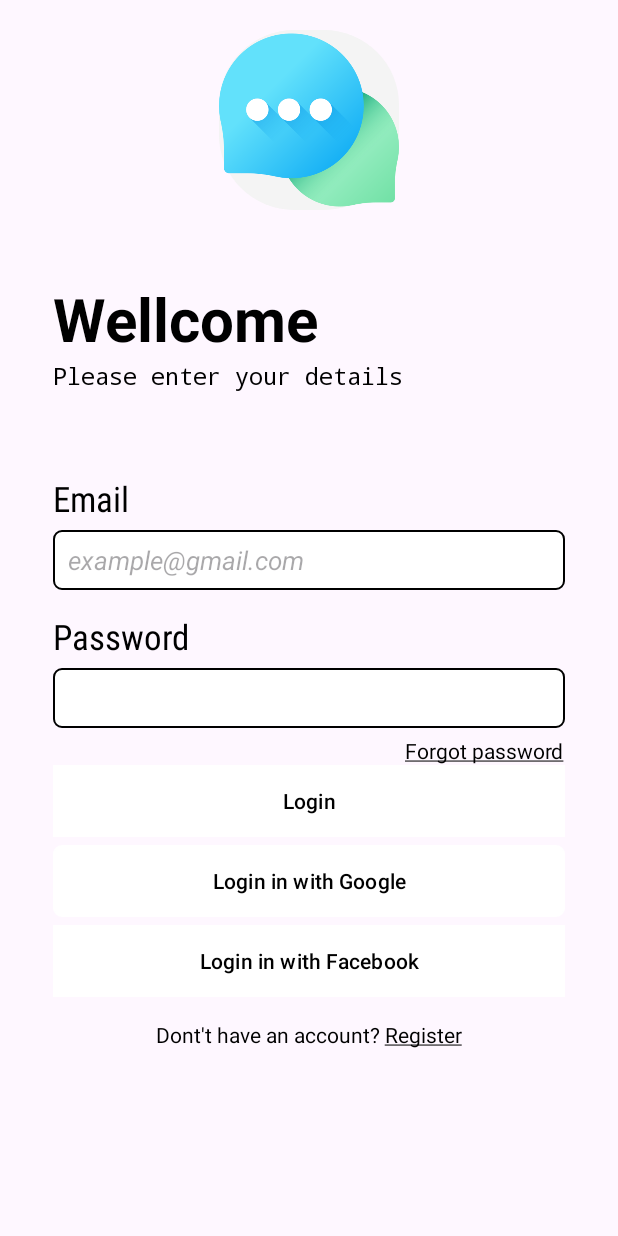
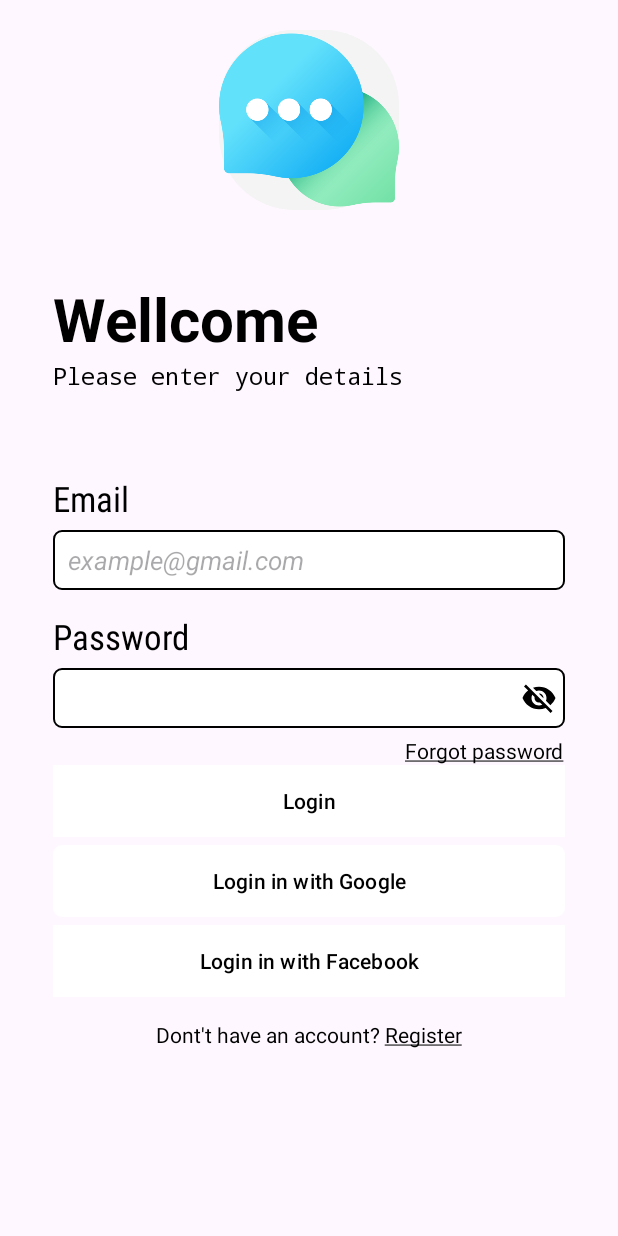
Before and after one commit to thaitrongtindev/project-small-chat-room, an Android app: the screen it shows after launch (LoginActivity), on a phone screen of 412 x 824 dp. Run offline under Robolectric (Android 15) with nearby library versions, the phone set to English and light mode, and no system bars.

Commit message:
feature visibility password

```diff
--- a/app/src/main/AndroidManifest.xml
+++ b/app/src/main/AndroidManifest.xml
@@ -12,6 +12,9 @@
         android:supportsRtl="true"
         android:theme="@style/Theme.ChatRoomSmall"
         tools:targetApi="31">
+        <activity
+            android:name=".activities.SplashScreenActivity"
+            android:exported="false" />
         <activity
             android:name=".activities.ForgetPasswordActivity"
             android:exported="false" />
--- a/app/src/main/java/com/example/chatroomsmall/activities/LoginActivity.java
+++ b/app/src/main/java/com/example/chatroomsmall/activities/LoginActivity.java
@@ -3,8 +3,10 @@ package com.example.chatroomsmall.activities;
 import androidx.appcompat.app.AppCompatActivity;
 
 import android.os.Bundle;
+import android.view.MotionEvent;
 import android.view.View;
 import android.widget.Button;
+import android.widget.EditText;
 import android.widget.Toast;
 
 import com.example.chatroomsmall.R;
@@ -12,12 +14,36 @@ import com.example.chatroomsmall.R;
 public class LoginActivity extends AppCompatActivity {
 
     private Button btnLogin;
+    private EditText edtPassword;
+    private boolean isPasswordVisible = false;
+
     @Override
     protected void onCreate(Bundle savedInstanceState) {
         super.onCreate(savedInstanceState);
         setContentView(R.layout.activity_login);
 
         btnLogin = findViewById(R.id.btn_login);
+        edtPassword = findViewById(R.id.edt_password);
+        edtPassword.setOnClickListener(new View.OnClickListener() {
+            @Override
+            public void onClick(View view) {
+                // Xác định trạng thái hiện tại của mật khẩu và cập nhật nó
+                isPasswordVisible = !isPasswordVisible;
+                if (isPasswordVisible) {
+                    // Hiển thị mật khẩu
+                    edtPassword.setInputType(android.text.InputType.TYPE_TEXT_VARIATION_VISIBLE_PASSWORD);
+                    edtPassword.setCompoundDrawablesRelativeWithIntrinsicBounds(0, 0, R.drawable.ic_visibility_off, 0);
+
+
+                } else {
+                    // Ẩn mật khẩu
+                    edtPassword.setInputType(android.text.InputType.TYPE_CLASS_TEXT | android.text.InputType.TYPE_TEXT_VARIATION_PASSWORD);
+                    edtPassword.setCompoundDrawablesRelativeWithIntrinsicBounds(0, 0, R.drawable.ic_eye, 0);
+                }
+            }
+        });
+
+
         btnLogin.setOnClickListener(new View.OnClickListener() {
             @Override
             public void onClick(View view) {
--- /dev/null
+++ b/app/src/main/res/drawable/ic_eye.xml
@@ -0,0 +1,5 @@
+<vector android:height="24dp" android:tint="#000000"
+    android:viewportHeight="24" android:viewportWidth="24"
+    android:width="24dp" xmlns:android="http://schemas.android.com/apk/res/android">
+    <path android:fillColor="@android:color/white" android:pathData="M12,4.5C7,4.5 2.73,7.61 1,12c1.73,4.39 6,7.5 11,7.5s9.27,-3.11 11,-7.5c-1.73,-4.39 -6,-7.5 -11,-7.5zM12,17c-2.76,0 -5,-2.24 -5,-5s2.24,-5 5,-5 5,2.24 5,5 -2.24,5 -5,5zM12,9c-1.66,0 -3,1.34 -3,3s1.34,3 3,3 3,-1.34 3,-3 -1.34,-3 -3,-3z"/>
+</vector>
--- /dev/null
+++ b/app/src/main/res/drawable/ic_visibility_off.xml
@@ -0,0 +1,5 @@
+<vector android:height="24dp" android:tint="#000000"
+    android:viewportHeight="24" android:viewportWidth="24"
+    android:width="24dp" xmlns:android="http://schemas.android.com/apk/res/android">
+    <path android:fillColor="@android:color/white" android:pathData="M12,7c2.76,0 5,2.24 5,5 0,0.65 -0.13,1.26 -0.36,1.83l2.92,2.92c1.51,-1.26 2.7,-2.89 3.43,-4.75 -1.73,-4.39 -6,-7.5 -11,-7.5 -1.4,0 -2.74,0.25 -3.98,0.7l2.16,2.16C10.74,7.13 11.35,7 12,7zM2,4.27l2.28,2.28 0.46,0.46C3.08,8.3 1.78,10.02 1,12c1.73,4.39 6,7.5 11,7.5 1.55,0 3.03,-0.3 4.38,-0.84l0.42,0.42L19.73,22 21,20.73 3.27,3 2,4.27zM7.53,9.8l1.55,1.55c-0.05,0.21 -0.08,0.43 -0.08,0.65 0,1.66 1.34,3 3,3 0.22,0 0.44,-0.03 0.65,-0.08l1.55,1.55c-0.67,0.33 -1.41,0.53 -2.2,0.53 -2.76,0 -5,-2.24 -5,-5 0,-0.79 0.2,-1.53 0.53,-2.2zM11.84,9.02l3.15,3.15 0.02,-0.16c0,-1.66 -1.34,-3 -3,-3l-0.17,0.01z"/>
+</vector>
--- a/app/src/main/res/layout/activity_login.xml
+++ b/app/src/main/res/layout/activity_login.xml
@@ -90,6 +90,8 @@
         android:background="@drawable/backgound_email_pass"
         android:inputType="textPassword"
         android:paddingStart="10dp"
+        android:drawableEnd="@drawable/ic_visibility_off"
+        android:paddingRight="5dp"
         android:textSize="17sp"
         android:textStyle="italic"></EditText>
 
```
Also changed, not shown: app/src/main/java/com/example/chatroomsmall/activities/SplashScreenActivity.java (added, +16 -0 lines), app/src/main/res/layout/activity_splash_screen.xml (added, +9 -0 lines).
